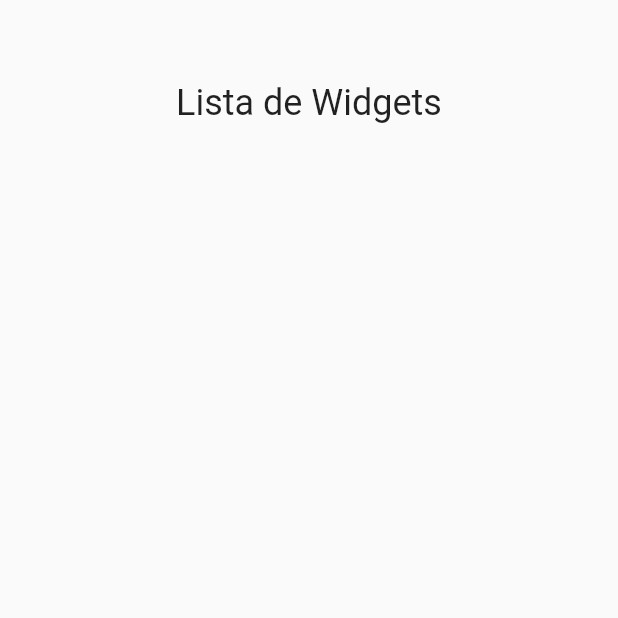
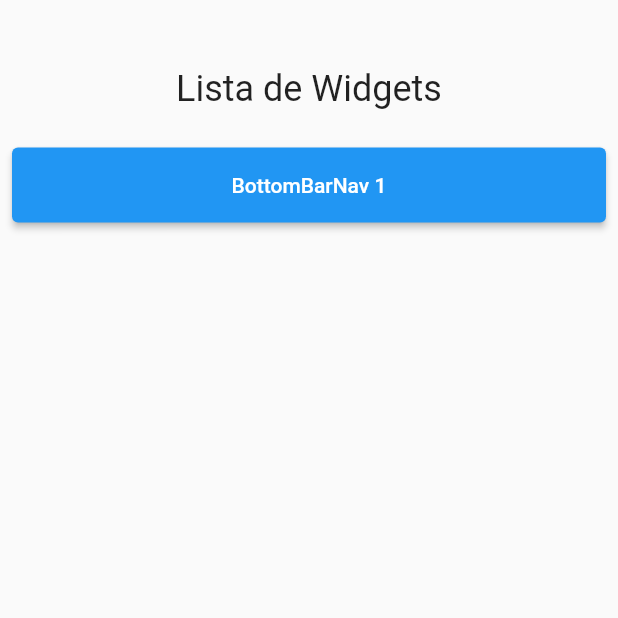
Before and after one commit to Marcos-Michel/widgets, a Flutter app: the screen it shows after launch, on a phone screen of 412 x 824 dp, the top half of it. Run offline on Flutter 3.47's test engine with Material 2 defaults, Android fonts, the phone set to English and light mode, and no system bars.

Commit message:
bottombarnav1
barra de navegação 1; com icones e ponto de seleção.

```diff
--- /dev/null
+++ b/app_widgets/lib/config_app.dart
@@ -0,0 +1,5 @@
+import 'package:flutter/material.dart';
+
+class ConfigApp {
+  Color corApp = Colors.teal;
+}
--- a/app_widgets/lib/main.dart
+++ b/app_widgets/lib/main.dart
@@ -1,3 +1,5 @@
+import 'package:app_widgets/config_app.dart';
+import 'package:app_widgets/pages/bottom_bar_nav_um_page.dart';
 import 'package:flutter/material.dart';
 
 void main() {
@@ -10,19 +12,50 @@ class AppWidgets extends StatelessWidget {
   @override
   Widget build(BuildContext context) {
     return MaterialApp(
-      home: Scaffold(
-        body: Column(
+      theme: ThemeData(primaryColor: ConfigApp().corApp),
+      debugShowCheckedModeBanner: false,
+      home: const PaginaInicial(),
+    );
+  }
+}
+
+class PaginaInicial extends StatelessWidget {
+  const PaginaInicial({super.key});
+
+  _construirItem(String titulo, Function() funcao) {
+    return SizedBox(
+      height: 50,
+      child: ElevatedButton(
+        onPressed: funcao,
+        child: Text(titulo),
+      ),
+    );
+  }
+
+  @override
+  Widget build(BuildContext context) {
+    return Scaffold(
+      body: Padding(
+        padding: const EdgeInsets.symmetric(horizontal: 8, vertical: 20),
+        child: Column(
           children: [
             const Expanded(
-                flex: 2,
+                flex: 1,
                 child: Center(
                     child: Text('Lista de Widgets',
                         style: TextStyle(fontSize: 24)))),
             Expanded(
-              flex: 10,
+              flex: 9,
               child: ListView(
                 shrinkWrap: true,
-                children: const [],
+                children: [
+                  _construirItem('BottomBarNav 1', () {
+                    Navigator.push(
+                        context,
+                        MaterialPageRoute(
+                            builder: ((context) => const BBNUPage())));
+                  }),
+                ],
               ),
             ),
           ],
```
Also changed, not shown: app_widgets/lib/pages/bottom_bar_nav_um_page.dart (added, +88 -0 lines), app_widgets/lib/widgets/bottom_bar_nav_um.dart (added, +89 -0 lines).
